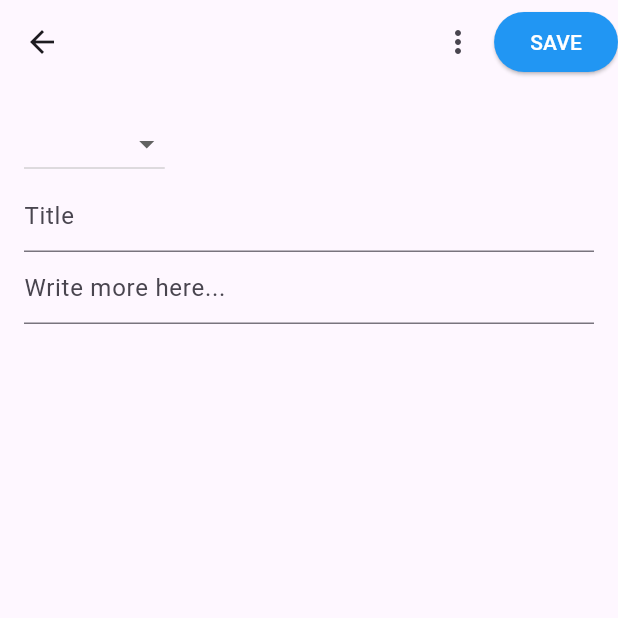
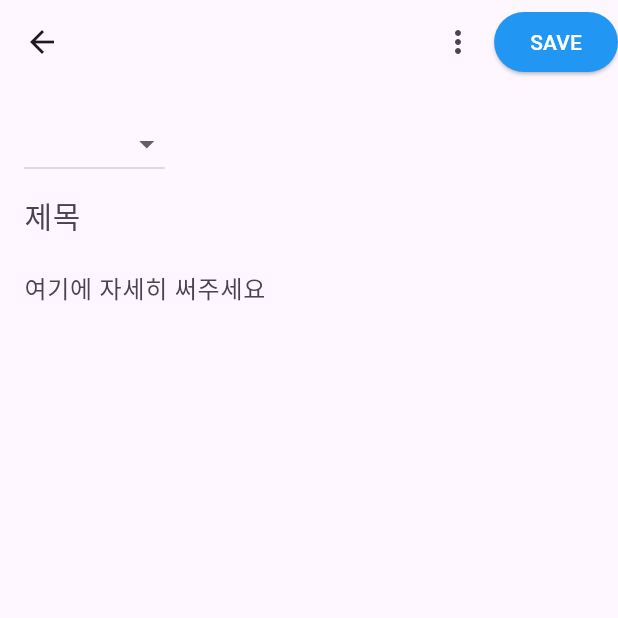
Before and after one commit to Richter3766/my_memory, a Flutter app: the PostPage screen opened directly, on a phone screen of 412 x 824 dp, the top half of it. Run offline on Flutter 3.47's test engine with Material 3 defaults, Android fonts, the phone set to English and light mode, and no system bars.

Commit message:
텍스트 필드 개선

```diff
--- a/lib/views/widgets/post/post_body.dart
+++ b/lib/views/widgets/post/post_body.dart
@@ -46,16 +46,29 @@ class PostBodyState extends State<PostBody>{
           TextField(
             controller: _titleController,
             decoration: const InputDecoration(
-              hintText: 'Title',
+              border: InputBorder.none,
+              hintText: '제목',
+              hintStyle: TextStyle(
+                fontSize: 20
+              )
+
+            ),
+            style: const TextStyle(
+              fontSize: 20,
             ),
           ),
-          TextField(
-            controller: _contentController,
-            decoration: const InputDecoration(
-              hintText: 'Write more here...',
+          Expanded(
+            child: TextField(
+              maxLines: null,
+              controller: _contentController,
+              decoration: const InputDecoration(
+                border: InputBorder.none,
+                hintText: '여기에 자세히 써주세요'
+              ),
             ),
-          ),
+          )
         ],
-      ),);
+      ),
+    );
   }
 }
```
